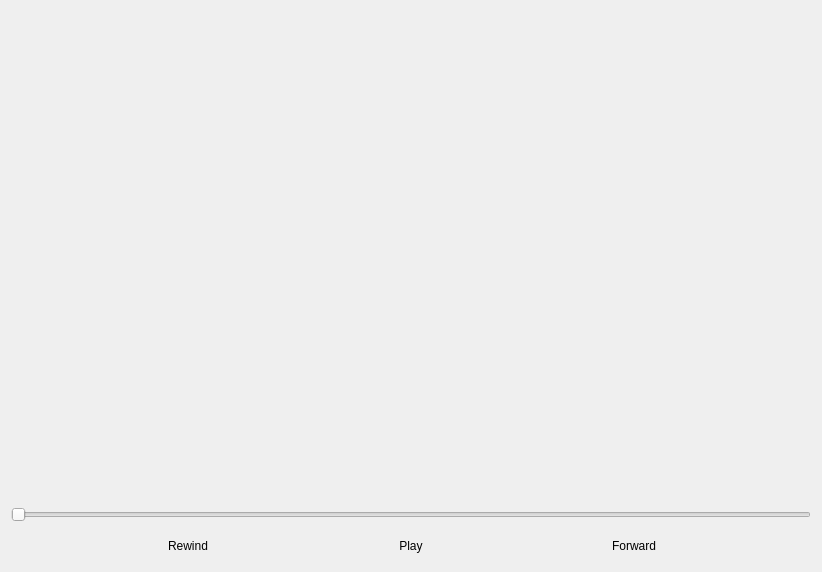
Above: player.ui from budakf/MediaPlayer before the change. Below: the same form after it.
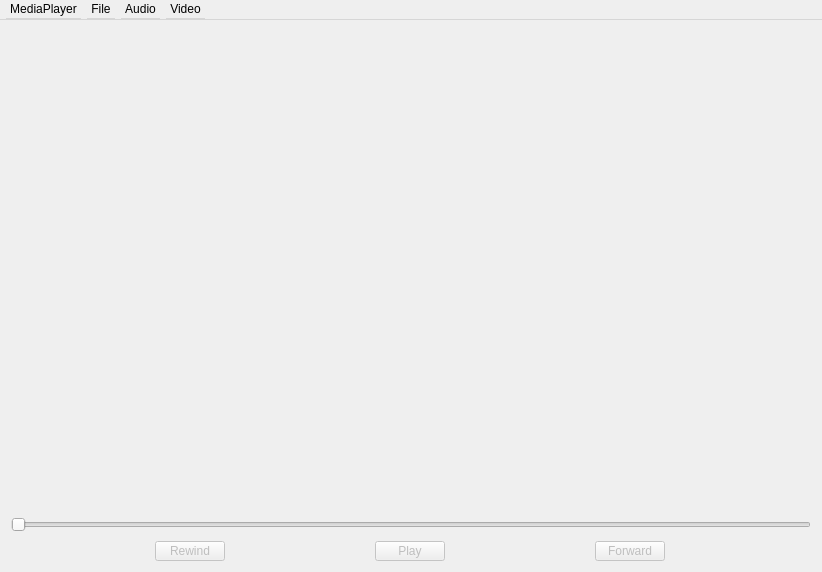
That is the form after the change.

Diff of the .ui file:
```diff
--- a/player.ui
+++ b/player.ui
@@ -51,6 +51,9 @@
     </item>
     <item>
      <widget class="QSlider" name="mSlider">
+      <property name="enabled">
+       <bool>false</bool>
+      </property>
       <property name="minimumSize">
        <size>
         <width>600</width>
@@ -69,21 +72,24 @@
      <layout class="QHBoxLayout" name="horizontalLayout">
       <item>
        <widget class="QPushButton" name="mRewindBtn">
+        <property name="enabled">
+         <bool>false</bool>
+        </property>
         <property name="minimumSize">
          <size>
-          <width>90</width>
-          <height>30</height>
+          <width>70</width>
+          <height>20</height>
          </size>
         </property>
         <property name="maximumSize">
          <size>
-          <width>90</width>
-          <height>30</height>
+          <width>70</width>
+          <height>20</height>
          </size>
         </property>
         <property name="styleSheet">
          <string notr="true">Background-color:&quot;white&quot;;
-border-radius:10;</string>
+</string>
         </property>
         <property name="text">
          <string>Rewind</string>
@@ -92,21 +98,24 @@
       </item>
       <item>
        <widget class="QPushButton" name="mPlayBtn">
+        <property name="enabled">
+         <bool>false</bool>
+        </property>
         <property name="minimumSize">
          <size>
-          <width>80</width>
-          <height>30</height>
+          <width>70</width>
+          <height>20</height>
          </size>
         </property>
         <property name="maximumSize">
          <size>
-          <width>80</width>
-          <height>30</height>
+          <width>70</width>
+          <height>20</height>
          </size>
         </property>
         <property name="styleSheet">
          <string notr="true">Background-color:&quot;white&quot;;
-border-radius:10;</string>
+</string>
         </property>
         <property name="text">
          <string>Play</string>
@@ -114,22 +123,25 @@
        </widget>
       </item>
       <item>
-       <widget class="QPushButton" name="mForwardButton">
+       <widget class="QPushButton" name="mForwardBtn">
+        <property name="enabled">
+         <bool>false</bool>
+        </property>
         <property name="minimumSize">
          <size>
-          <width>90</width>
-          <height>30</height>
+          <width>70</width>
+          <height>20</height>
          </size>
         </property>
         <property name="maximumSize">
          <size>
-          <width>90</width>
-          <height>30</height>
+          <width>70</width>
+          <height>20</height>
          </size>
         </property>
         <property name="styleSheet">
          <string notr="true">Background-color:&quot;white&quot;;
-border-radius:10;</string>
+</string>
         </property>
         <property name="text">
          <string>Forward</string>
@@ -149,6 +161,50 @@
      <height>22</height>
     </rect>
    </property>
+   <property name="minimumSize">
+    <size>
+     <width>600</width>
+     <height>20</height>
+    </size>
+   </property>
+   <property name="nativeMenuBar">
+    <bool>false</bool>
+   </property>
+   <widget class="QMenu" name="menuMediaPlayer">
+    <property name="title">
+     <string>MediaPlayer</string>
+    </property>
+    <property name="toolTipsVisible">
+     <bool>false</bool>
+    </property>
+    <addaction name="actionAboutMediaPlayer"/>
+    <addaction name="actionQuitMediaPlayer"/>
+   </widget>
+   <widget class="QMenu" name="menuFile">
+    <property name="title">
+     <string>File</string>
+    </property>
+    <addaction name="actionOpenNewFile"/>
+    <addaction name="actionOpenNetwork"/>
+   </widget>
+   <widget class="QMenu" name="menuAudio">
+    <property name="title">
+     <string>Audio</string>
+    </property>
+    <addaction name="actionVolumeUp"/>
+    <addaction name="actionVolumeDown"/>
+   </widget>
+   <widget class="QMenu" name="menuVideo">
+    <property name="title">
+     <string>Video</string>
+    </property>
+    <addaction name="actionRGB"/>
+    <addaction name="actionGrayScale"/>
+   </widget>
+   <addaction name="menuMediaPlayer"/>
+   <addaction name="menuFile"/>
+   <addaction name="menuAudio"/>
+   <addaction name="menuVideo"/>
   </widget>
  </widget>
  <layoutdefault spacing="6" margin="11"/>
```
Left out of the diff: 57 changed lines with no effect on the pictures.
